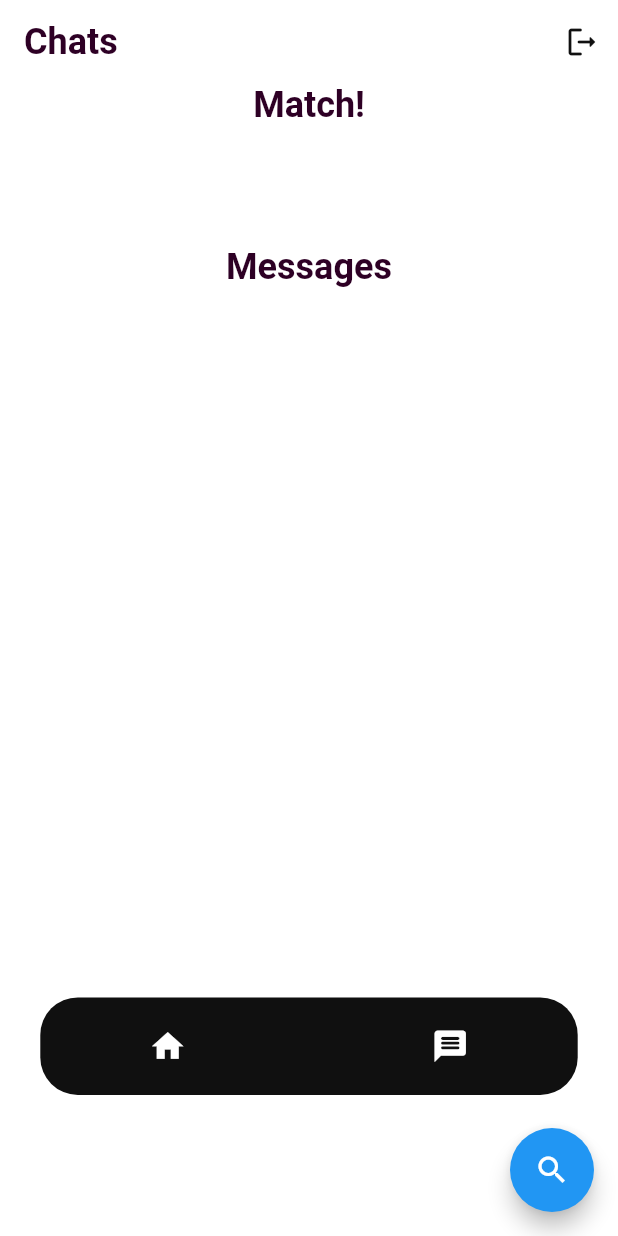
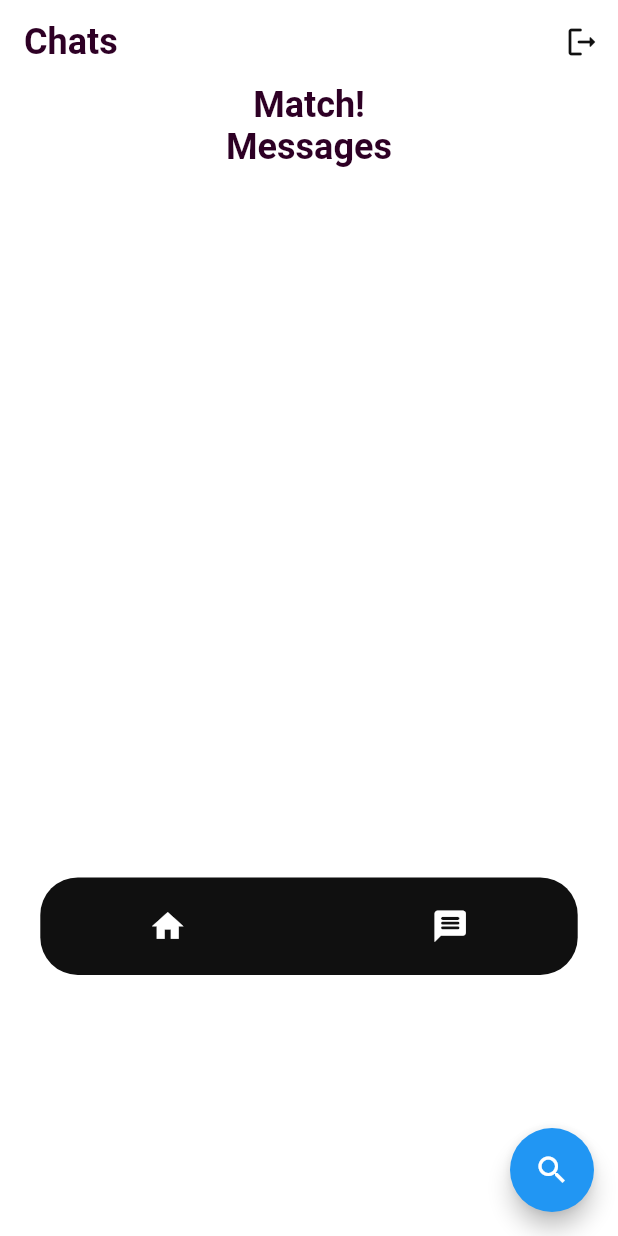
Before and after one commit to Harksom-Dev/FINDER, a Flutter app: the HomeScreen screen opened by its route, after a tap on the "message" icon, on a phone screen of 412 x 824 dp. Run offline on Flutter 3.47's test engine with Material 2 defaults, Android fonts, the phone set to English and light mode, and no system bars; our stand-ins replace cloud_firestore, date_field, equatable, firebase_auth, firebase_core, flutter_bloc and 6 more; accounts and stored records are empty.

Commit message:
before upadta

```diff
--- a/lib/main.dart
+++ b/lib/main.dart
@@ -53,7 +53,7 @@ class _MyAppState extends State<MyApp> {
     });
 
     // getLoggedInState();
-    print(auth.FirebaseAuth.instance.currentUser != null);
+    // print(auth.FirebaseAuth.instance.currentUser != null);
     super.initState();
   }
 
--- a/lib/screens/messagebox/chatroom_screen.dart
+++ b/lib/screens/messagebox/chatroom_screen.dart
@@ -48,55 +48,55 @@ class _ChatRoomState extends State<ChatRoom> {
           return Column(
             children: [
               Text("Match!", style: Theme.of(context).textTheme.headline2),
-              SizedBox(
-                // here is where match person is
-                width: MediaQuery.of(context).size.width,
-                height: 80,
-                child: StreamBuilder<dynamic>(
-                    stream: matchedStream,
-                    builder: (context, snapshot) {
-                      return Column(
-                        children: [
-                          SizedBox(
-                            child: Stack(
-                              children: [
-                                snapshot.hasData
-                                    ? ListView.builder(
-                                        itemCount: snapshot.data!.docs.length,
-                                        itemBuilder: (context, index) {
-                                          return SingleChildScrollView(
-                                            child: Row(
-                                              children: [
-                                                UserMatchTile(
-                                                    snapshot
-                                                        .data!
-                                                        .docs[index]
-                                                            ["chatroomid"]
-                                                        .toString()
-                                                        .replaceAll("_", "")
-                                                        .replaceAll(
-                                                            Constants.myEmail,
-                                                            ""),
-                                                    snapshot.data!.docs[index]
-                                                        ["chatroomid"],
-                                                    snapshot.data!.docs[index]
-                                                        ["chatroomid"]),
-                                              ],
-                                            ),
-                                          );
-                                        },
-                                      )
-                                    : Container(),
-                              ],
-                            ),
-                          )
-                        ],
-                      );
-                    }
-                    // match person replace here
+              // SizedBox(
+              //   // here is where match person is
+              //   width: MediaQuery.of(context).size.width,
+              //   height: 80,
+              //   child: StreamBuilder<dynamic>(
+              //       stream: matchedStream,
+              //       builder: (context, snapshot) {
+              //         return Column(
+              //           children: [
+              //             SizedBox(
+              //               child: Stack(
+              //                 children: [
+              //                   snapshot.hasData
+              //                       ? ListView.builder(
+              //                           itemCount: snapshot.data!.docs.length,
+              //                           itemBuilder: (context, index) {
+              //                             return SingleChildScrollView(
+              //                               child: Row(
+              //                                 children: [
+              //                                   UserMatchTile(
+              //                                       snapshot
+              //                                           .data!
+              //                                           .docs[index]
+              //                                               ["chatroomid"]
+              //                                           .toString()
+              //                                           .replaceAll("_", "")
+              //                                           .replaceAll(
+              //                                               Constants.myEmail,
+              //                                               ""),
+              //                                       snapshot.data!.docs[index]
+              //                                           ["chatroomid"],
+              //                                       snapshot.data!.docs[index]
+              //                                           ["chatroomid"]),
+              //                                 ],
+              //                               ),
+              //                             );
+              //                           },
+              //                         )
+              //                       : Container(),
+              //                 ],
+              //               ),
+              //             )
+              //           ],
+              //         );
+              //       }
+              //       // match person replace here
 
-                    ),
-              ), // end of match person section
+              //       ),
+              // ), // end of match person section
               Text("Messages", style: Theme.of(context).textTheme.headline2),
               SizedBox(
                 // message list
```
